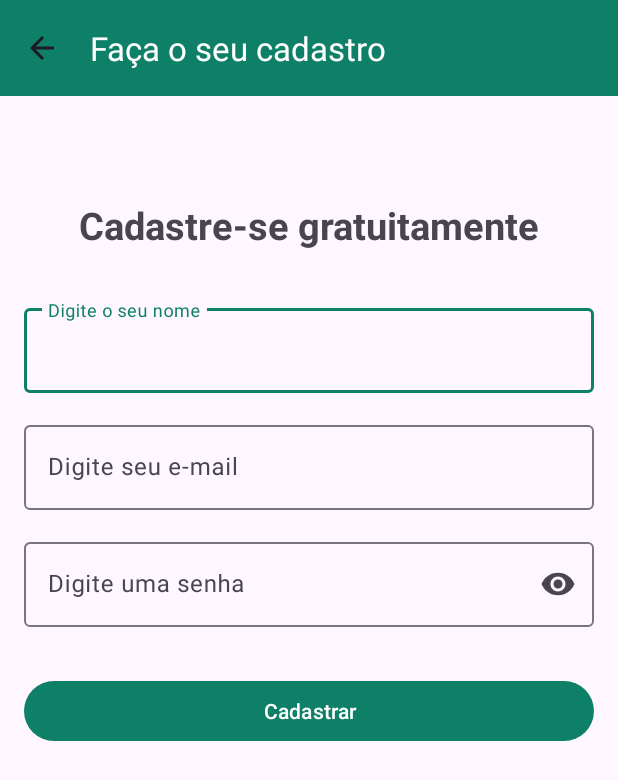
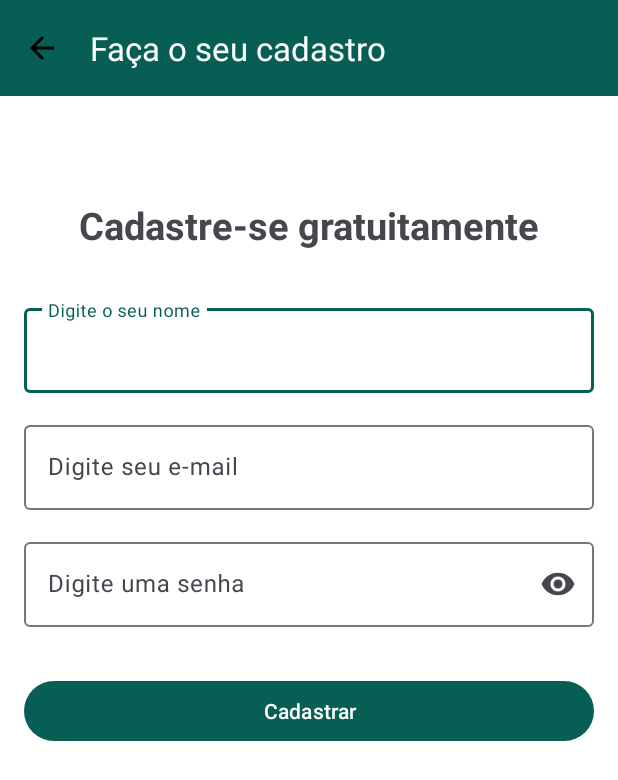
Before and after one commit to Victor-Valedev/Project-Whats-App, an Android app: the screen it shows after launch (ScreenRegister), after a tap on "Cadastre-se", on a phone screen of 412 x 824 dp. Shown: the top 780 px of the screen. Run offline under Robolectric (Android 15) with nearby library versions, the light colour scheme and no system bars; our stand-ins replace Firebase (no records; nobody signed in at launch, a user with empty details on screens opened directly); 1 other tap on this screen came first.

Commit message:
Feat: Settings menu item created, with the logout option, options and user profile, all screen paths are already set, configured and saved the user's preference in relation to the chosen theme.

```diff
--- a/app/src/main/java/com/victor/projectwhatsapp/Screens/ScreenLogin.kt
+++ b/app/src/main/java/com/victor/projectwhatsapp/Screens/ScreenLogin.kt
@@ -1,19 +1,14 @@
 package com.victor.projectwhatsapp.Screens
 
+import android.content.Context
 import android.content.Intent
 import android.os.Bundle
-import android.widget.Switch
-import androidx.activity.enableEdgeToEdge
 import androidx.appcompat.app.AppCompatActivity
 import androidx.appcompat.app.AppCompatDelegate
-import androidx.core.view.ViewCompat
-import androidx.core.view.WindowInsetsCompat
 import com.google.firebase.auth.FirebaseAuth
 import com.google.firebase.auth.FirebaseAuthInvalidCredentialsException
 import com.google.firebase.auth.FirebaseAuthInvalidUserException
-import com.google.firebase.firestore.core.ComponentProvider.Configuration
 import com.victor.projectwhatsapp.MainActivity
-import com.victor.projectwhatsapp.R
 import com.victor.projectwhatsapp.databinding.ActivityScreenLoginBinding
 import com.victor.projectwhatsapp.utils.showMessage
 
@@ -30,9 +25,15 @@ class ScreenLogin : AppCompatActivity() {
         FirebaseAuth.getInstance()
     }
 
+
     override fun onCreate(savedInstanceState: Bundle?) {
         super.onCreate(savedInstanceState)
         setContentView(binding.root)
+
+
+
+
+        applySavedTheme()
 
         //Change App theme
         themeConfig()
@@ -40,18 +41,31 @@ class ScreenLogin : AppCompatActivity() {
         //Open the RegisterActivity
         registerOpenActivity()
 
-        firebaseAuth.signOut()
+        //firebaseAuth.signOut()
 
     }
+
+    private fun applySavedTheme() {
+        val sharedPref = getSharedPreferences("AppPreferences", Context.MODE_PRIVATE)
+        val isDarkMode = sharedPref.getBoolean("isDarkMode", false)
+
+        if (isDarkMode) {
+            AppCompatDelegate.setDefaultNightMode(AppCompatDelegate.MODE_NIGHT_YES)
+        } else {
+            AppCompatDelegate.setDefaultNightMode(AppCompatDelegate.MODE_NIGHT_NO)
+        }
+    }
+
 
     override fun onStart() {
         super.onStart()
         checkCurrentUser()
     }
 
+
     private fun checkCurrentUser() {
         val currentUser = firebaseAuth.currentUser
-        if(currentUser != null){
+        if (currentUser != null) {
             startActivity(
                 Intent(this, MainActivity::class.java)
             )
@@ -65,7 +79,7 @@ class ScreenLogin : AppCompatActivity() {
             )
         }
         binding.btnLogar.setOnClickListener {
-            if(validateFields()){
+            if (validateFields()) {
                 enterUser()
             }
         }
@@ -78,16 +92,16 @@ class ScreenLogin : AppCompatActivity() {
         ).addOnSuccessListener {
             showMessage("Logado com sucesso!")
             startActivity(
-                Intent(this,MainActivity::class.java)
+                Intent(this, MainActivity::class.java)
             )
         }.addOnFailureListener { error ->
 
             try {
-               throw error
-            }catch (errorUserInvalidate: FirebaseAuthInvalidUserException){
+                throw error
+            } catch (errorUserInvalidate: FirebaseAuthInvalidUserException) {
                 errorUserInvalidate.printStackTrace()
                 showMessage("E-mail não cadastrado!")
-            }catch (errorInvalidateCredentials: FirebaseAuthInvalidCredentialsException){
+            } catch (errorInvalidateCredentials: FirebaseAuthInvalidCredentialsException) {
                 errorInvalidateCredentials.printStackTrace()
                 showMessage("E-mail ou senha estão incorretos!")
             }
@@ -100,36 +114,48 @@ class ScreenLogin : AppCompatActivity() {
         email = binding.editLoginEmail.text.toString()
         senha = binding.editLoginSenha.text.toString()
 
-        if(email.isNotEmpty()){
+        if (email.isNotEmpty()) {
             binding.textInputLayoutLoginEmail.error = null
-            if(senha.isNotEmpty()){
+            if (senha.isNotEmpty()) {
                 binding.textInputLayoutSenha.error = null
                 return true
-            }else{
+            } else {
                 binding.textInputLayoutSenha.error = "Digite a sua senha!"
                 return false
             }
-        }else{
+        } else {
             binding.textInputLayoutLoginEmail.error = "Preencha o seu e-mail"
             return false
         }
 
     }
 
-    private fun isDarkThemeOn():Boolean{
-        val currentNightMode = resources.configuration.uiMode and android.content.res.Configuration.UI_MODE_NIGHT_MASK
-        return currentNightMode == android.content.res.Configuration.UI_MODE_NIGHT_YES
-    }
+    /*private fun isDarkThemeOn(): Boolean {
+        val sharedPref = getSharedPreferences("AppPreferences", Context.MODE_PRIVATE)
+        return sharedPref.getBoolean("isDarkMode", false)
+    }*/
+    private fun themeConfig() {
 
-    private fun themeConfig() {
-        binding.buttonTema.isChecked = isDarkThemeOn()
+        //binding.buttonTema.isChecked = isDarkThemeOn()
 
-        binding.buttonTema.setOnCheckedChangeListener{ _, isChecked ->
-            if(isChecked){
+        binding.buttonTema.setOnCheckedChangeListener { _, isChecked ->
+            if (isChecked) {
                 AppCompatDelegate.setDefaultNightMode(AppCompatDelegate.MODE_NIGHT_YES)
-            }else{
+                saveThemePreference(true)
+            } else {
                 AppCompatDelegate.setDefaultNightMode(AppCompatDelegate.MODE_NIGHT_NO)
+                saveThemePreference(false)
             }
         }
     }
+
+    private fun saveThemePreference(isDarkMode: Boolean) {
+        val sharedPref = getSharedPreferences("AppPreferences", Context.MODE_PRIVATE)
+        with(sharedPref.edit()) {
+            putBoolean("isDarkMode", isDarkMode)
+            apply()
+        }
+    }
+
+
 }
--- a/app/src/main/res/values-night/themes.xml
+++ b/app/src/main/res/values-night/themes.xml
@@ -2,7 +2,36 @@
     <!-- Base application theme. -->
     <style name="Base.Theme.ProjectWhatsApp" parent="Theme.Material3.DayNight.NoActionBar">
         <!-- Customize your dark theme here. -->
-         <item name="colorPrimary">@color/greenPrimary</item>
+        <!--Colors primary-->
+        <item name="colorPrimary">#075E54</item>
+        <item name="colorPrimaryDark">#128C7E</item>
+        <item name="colorAccent">#25D366</item>
+
+        <!-- Colors of text and backgrounds -->
+        <item name="android:colorBackground">#121212</item>
+        <item name="android:textColorPrimary">#E0E0E0</item>
+        <item name="android:textColorSecondary">#B0B0B0</item>
+
+        <!-- StatusBar e NavigationBar -->
+        <item name="android:statusBarColor">#000000</item>
+        <item name="android:navigationBarColor">#000000</item>
+
+        <!-- styles of buttons -->
+        <item name="buttonStyle">@style/Widget.Button.Dark</item>
+
+
+
+
+         <item name="actionOverflowButtonStyle">@style/ActionOverFlowButton</item>
 
     </style>
+
+    <style name="Widget.Button.Dark" parent="Widget.MaterialComponents.Button">
+        <item name="android:textColor">#FFFFFF</item>
+        <item name="backgroundTint">#25D366</item> <!-- Verde estilo WhatsApp -->
+    </style>
+
+    <style name="ActionOverFlowButton" parent="Widget.AppCompat.ActionButton.Overflow">
+        <item name="tint">@color/white</item>
+    </style>
 </resources>
--- a/app/src/main/res/values/themes.xml
+++ b/app/src/main/res/values/themes.xml
@@ -2,9 +2,33 @@
     <!-- Base application theme. -->
     <style name="Base.Theme.ProjectWhatsApp" parent="Theme.Material3.DayNight.NoActionBar">
         <!-- Customize your light theme here. -->
-        <!-- <item name="colorPrimary">@color/my_light_primary</item> -->
 
-        <item name="colorPrimary">@color/greenPrimary</item>
+        <!--Colors Primary-->
+        <item name="colorPrimary">#075E54</item>
+        <item name="colorPrimaryDark">#128C7E</item>
+        <item name="colorAccent">#25D366</item>
+
+        <!-- Colors of text and backgrouns -->
+        <item name="android:colorBackground">#FFFFFF</item>
+        <item name="android:textColorPrimary">#000000</item>
+        <item name="android:textColorSecondary">#757575</item>
+
+        <!-- StatusBar e NavigationBar -->
+        <item name="android:statusBarColor">#128C7E</item>
+        <item name="android:navigationBarColor">#FFFFFF</item>
+
+        <item name="buttonStyle">@style/Widget.Button.Light</item>
+
+        <item name="actionOverflowButtonStyle">@style/ActionOverFlowButton</item>
+    </style>
+
+    <style name="Widget.Button.Light" parent="Widget.MaterialComponents.Button">
+        <item name="android:textColor">#FFFFFF</item>
+        <item name="backgroundTint">#25D366</item>
+    </style>
+
+    <style name="ActionOverFlowButton" parent="Widget.AppCompat.ActionButton.Overflow">
+        <item name="tint">@color/white</item>
     </style>
 
     <style name="Theme.ProjectWhatsApp" parent="Base.Theme.ProjectWhatsApp" />
```
Also changed, not shown: app/src/main/AndroidManifest.xml (+5 -2 lines), app/src/main/java/com/victor/projectwhatsapp/MainActivity.kt (+58 -3 lines), app/src/main/java/com/victor/projectwhatsapp/Screens/ProfileUserActivity.kt (added, +22 -0 lines), app/src/main/res/layout/activity_profile_user.xml (added, +21 -0 lines), app/src/main/res/menu/menu_principal.xml (added, +14 -0 lines).
